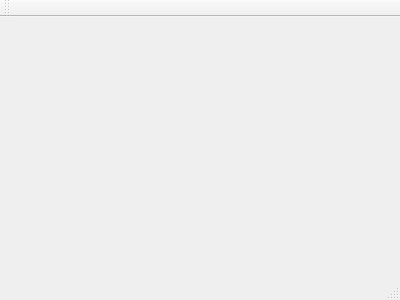
Old version of the form editor/mainwindow.ui in the repository andreili/pkg_mngr.
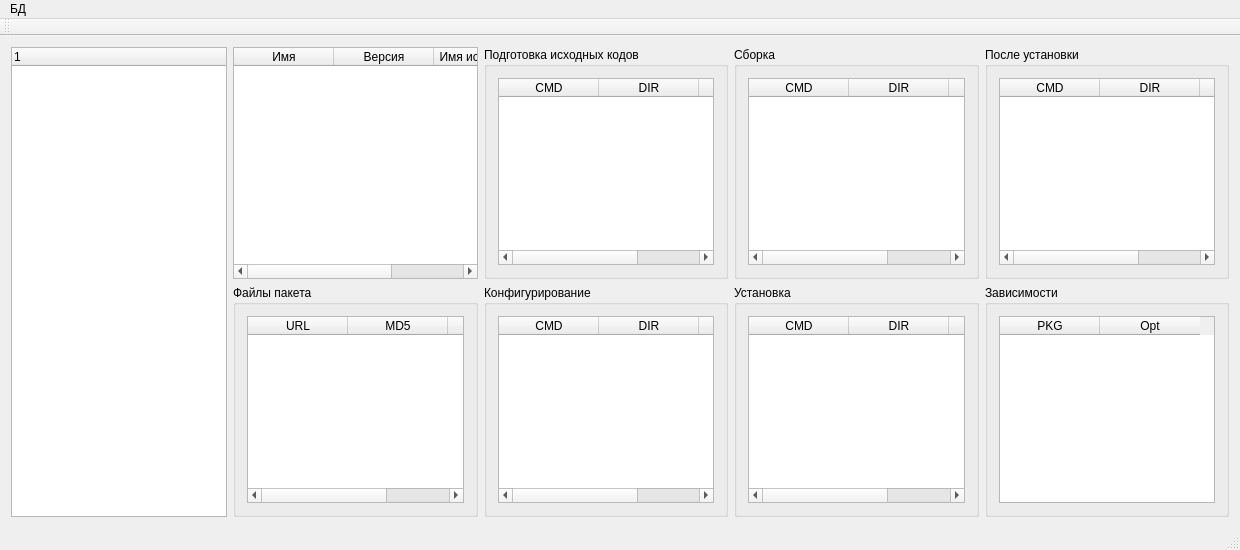
New version of the form.

```diff
--- a/editor/mainwindow.ui
+++ b/editor/mainwindow.ui
@@ -1,24 +1,297 @@
 <ui version="4.0">
  <class>MainWindow</class>
- <widget class="QMainWindow" name="MainWindow" >
-  <property name="geometry" >
+ <widget class="QMainWindow" name="MainWindow">
+  <property name="geometry">
    <rect>
     <x>0</x>
     <y>0</y>
-    <width>400</width>
-    <height>300</height>
+    <width>1240</width>
+    <height>550</height>
    </rect>
   </property>
   <property name="windowTitle" >
    <string>MainWindow</string>
   </property>
-  <widget class="QMenuBar" name="menuBar" />
-  <widget class="QToolBar" name="mainToolBar" />
-  <widget class="QWidget" name="centralWidget" />
-  <widget class="QStatusBar" name="statusBar" />
+  <widget class="QWidget" name="centralWidget">
+   <layout class="QGridLayout" name="gridLayout">
+    <item row="1" column="2">
+     <widget class="QGroupBox" name="groupBox_3">
+      <property name="title">
+       <string>Конфигурирование</string>
+      </property>
+      <layout class="QHBoxLayout" name="horizontalLayout_3">
+       <item>
+        <widget class="QTableWidget" name="twConfig">
+         <property name="contextMenuPolicy">
+          <enum>Qt::CustomContextMenu</enum>
+         </property>
+         <column>
+          <property name="text">
+           <string>CMD</string>
+          </property>
+         </column>
+         <column>
+          <property name="text">
+           <string>DIR</string>
+          </property>
+         </column>
+         <column>
+          <property name="text">
+           <string>Opt</string>
+          </property>
+         </column>
+        </widget>
+       </item>
+      </layout>
+     </widget>
+    </item>
+    <item row="0" column="3">
+     <widget class="QGroupBox" name="groupBox_4">
+      <property name="title">
+       <string>Сборка</string>
+      </property>
+      <layout class="QHBoxLayout" name="horizontalLayout_4">
+       <item>
+        <widget class="QTableWidget" name="twBuild">
+         <property name="contextMenuPolicy">
+          <enum>Qt::CustomContextMenu</enum>
+         </property>
+         <column>
+          <property name="text">
+           <string>CMD</string>
+          </property>
+         </column>
+         <column>
+          <property name="text">
+           <string>DIR</string>
+          </property>
+         </column>
+         <column>
+          <property name="text">
+           <string>Opt</string>
+          </property>
+         </column>
+        </widget>
+       </item>
+      </layout>
+     </widget>
+    </item>
+    <item row="1" column="3">
+     <widget class="QGroupBox" name="groupBox_5">
+      <property name="title">
+       <string>Установка</string>
+      </property>
+      <layout class="QHBoxLayout" name="horizontalLayout_5">
+       <item>
+        <widget class="QTableWidget" name="twInstall">
+         <property name="contextMenuPolicy">
+          <enum>Qt::CustomContextMenu</enum>
+         </property>
+         <column>
+          <property name="text">
+           <string>CMD</string>
+          </property>
+         </column>
+         <column>
+          <property name="text">
+           <string>DIR</string>
+          </property>
+         </column>
+         <column>
+          <property name="text">
+           <string>Opt</string>
+          </property>
+         </column>
+        </widget>
+       </item>
+      </layout>
+     </widget>
+    </item>
+    <item row="0" column="2">
+     <widget class="QGroupBox" name="groupBox_2">
+      <property name="title">
+       <string>Подготовка исходных кодов</string>
+      </property>
+      <layout class="QHBoxLayout" name="horizontalLayout_2">
+       <item>
+        <widget class="QTableWidget" name="twPrep">
+         <property name="contextMenuPolicy">
+          <enum>Qt::CustomContextMenu</enum>
+         </property>
+         <column>
+          <property name="text">
+           <string>CMD</string>
+          </property>
+         </column>
+         <column>
+          <property name="text">
+           <string>DIR</string>
+          </property>
+         </column>
+         <column>
+          <property name="text">
+           <string>Opt</string>
+          </property>
+         </column>
+        </widget>
+       </item>
+      </layout>
+     </widget>
+    </item>
+    <item row="1" column="1">
+     <widget class="QGroupBox" name="groupBox">
+      <property name="title">
+       <string>Файлы пакета</string>
+      </property>
+      <layout class="QHBoxLayout" name="horizontalLayout">
+       <item>
+        <widget class="QTableWidget" name="twSources">
+         <property name="contextMenuPolicy">
+          <enum>Qt::CustomContextMenu</enum>
+         </property>
+         <column>
+          <property name="text">
+           <string>URL</string>
+          </property>
+         </column>
+         <column>
+          <property name="text">
+           <string>MD5</string>
+          </property>
+         </column>
+         <column>
+          <property name="text">
+           <string>Размер</string>
+          </property>
+         </column>
+        </widget>
+       </item>
+      </layout>
+     </widget>
+    </item>
+    <item row="0" column="1">
+     <widget class="QTableWidget" name="twVersions">
+      <property name="contextMenuPolicy">
+       <enum>Qt::CustomContextMenu</enum>
+      </property>
+      <column>
+       <property name="text">
+        <string>Имя</string>
+       </property>
+      </column>
+      <column>
+       <property name="text">
+        <string>Версия</string>
+       </property>
+      </column>
+      <column>
+       <property name="text">
+        <string>Имя исх. пакета</string>
+       </property>
+      </column>
+     </widget>
+    </item>
+    <item row="0" column="0" rowspan="2">
+     <widget class="QTreeWidget" name="twPckgs">
+      <column>
+       <property name="text">
+        <string notr="true">1</string>
+       </property>
+      </column>
+     </widget>
+    </item>
+    <item row="0" column="4">
+     <widget class="QGroupBox" name="groupBox_6">
+      <property name="title">
+       <string>После установки</string>
+      </property>
+      <layout class="QHBoxLayout" name="horizontalLayout_6">
+       <item>
+        <widget class="QTableWidget" name="twPostInst">
+         <property name="contextMenuPolicy">
+          <enum>Qt::CustomContextMenu</enum>
+         </property>
+         <column>
+          <property name="text">
+           <string>CMD</string>
+          </property>
+         </column>
+         <column>
+          <property name="text">
+           <string>DIR</string>
+          </property>
+         </column>
+         <column>
+          <property name="text">
+           <string>Opt</string>
+          </property>
+         </column>
+        </widget>
+       </item>
+      </layout>
+     </widget>
+    </item>
+    <item row="1" column="4">
+     <widget class="QGroupBox" name="groupBox_7">
+      <property name="title">
+       <string>Зависимости</string>
+      </property>
+      <layout class="QHBoxLayout" name="horizontalLayout_7">
+       <item>
+        <widget class="QTableWidget" name="twDeps">
+         <property name="contextMenuPolicy">
+          <enum>Qt::CustomContextMenu</enum>
+         </property>
+         <column>
+          <property name="text">
+           <string>PKG</string>
+          </property>
+         </column>
+         <column>
+          <property name="text">
+           <string>Opt</string>
+          </property>
+         </column>
+        </widget>
+       </item>
+      </layout>
+     </widget>
+    </item>
+   </layout>
+  </widget>
+  <widget class="QMenuBar" name="menuBar">
+   <property name="geometry">
+    <rect>
+     <x>0</x>
+     <y>0</y>
+     <width>1240</width>
+     <height>20</height>
+    </rect>
+   </property>
+   <widget class="QMenu" name="mOpen">
+    <property name="title">
+     <string>БД</string>
+    </property>
+    <addaction name="aOpenDB"/>
+   </widget>
+   <addaction name="mOpen"/>
+  </widget>
+  <widget class="QToolBar" name="mainToolBar">
+   <attribute name="toolBarArea">
+    <enum>TopToolBarArea</enum>
+   </attribute>
+   <attribute name="toolBarBreak">
+    <bool>false</bool>
+   </attribute>
+  </widget>
+  <widget class="QStatusBar" name="statusBar"/>
+  <action name="aOpenDB">
+   <property name="text">
+    <string>Открыть БД</string>
+   </property>
+  </action>
  </widget>
- <layoutDefault spacing="6" margin="11" />
- <pixmapfunction></pixmapfunction>
+ <layoutdefault spacing="6" margin="11"/>
  <resources/>
  <connections/>
 </ui>
```
Left out of the diff: 3 changed lines with no effect on the pictures.
